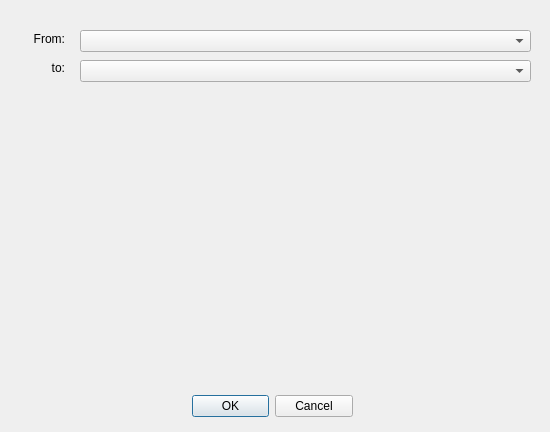
This is testsettings.ui in OkhinVI/wortschatz as Qt 5 draws it before an edit. The edited form follows.
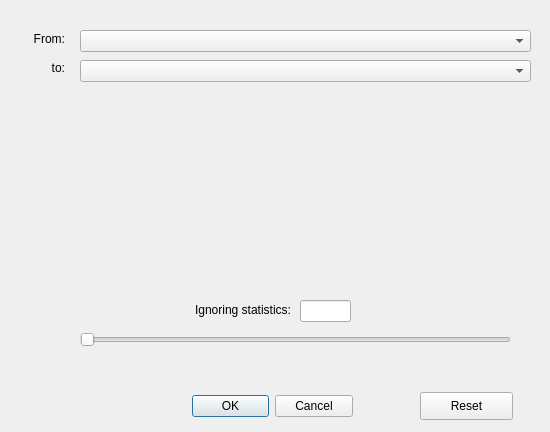
This is the edited form.

Commit message: add set ignoge statistic

The edit to the form file:
```diff
--- a/testsettings.ui
+++ b/testsettings.ui
@@ -81,6 +81,67 @@
     <set>Qt::AlignRight|Qt::AlignTrailing|Qt::AlignVCenter</set>
    </property>
   </widget>
+  <widget class="QSlider" name="horizontalSlider">
+   <property name="geometry">
+    <rect>
+     <x>80</x>
+     <y>330</y>
+     <width>431</width>
+     <height>19</height>
+    </rect>
+   </property>
+   <property name="maximum">
+    <number>100</number>
+   </property>
+   <property name="orientation">
+    <enum>Qt::Horizontal</enum>
+   </property>
+  </widget>
+  <widget class="QLabel" name="label_3">
+   <property name="geometry">
+    <rect>
+     <x>170</x>
+     <y>300</y>
+     <width>121</width>
+     <height>21</height>
+    </rect>
+   </property>
+   <property name="text">
+    <string>&lt;html&gt;&lt;head/&gt;&lt;body&gt;&lt;p&gt;Ignoring statistics:&lt;/p&gt;&lt;/body&gt;&lt;/html&gt;</string>
+   </property>
+   <property name="alignment">
+    <set>Qt::AlignRight|Qt::AlignTrailing|Qt::AlignVCenter</set>
+   </property>
+  </widget>
+  <widget class="QLineEdit" name="lineEdit">
+   <property name="geometry">
+    <rect>
+     <x>300</x>
+     <y>300</y>
+     <width>51</width>
+     <height>22</height>
+    </rect>
+   </property>
+   <property name="text">
+    <string/>
+   </property>
+   <property name="readOnly">
+    <bool>true</bool>
+   </property>
+  </widget>
+  <widget class="QPushButton" name="pushButton">
+   <property name="geometry">
+    <rect>
+     <x>420</x>
+     <y>392</y>
+     <width>93</width>
+     <height>28</height>
+    </rect>
+   </property>
+   <property name="text">
+    <string>Reset</string>
+   </property>
+  </widget>
  </widget>
  <resources/>
  <connections>
```
The commit also changes 4 other files.
